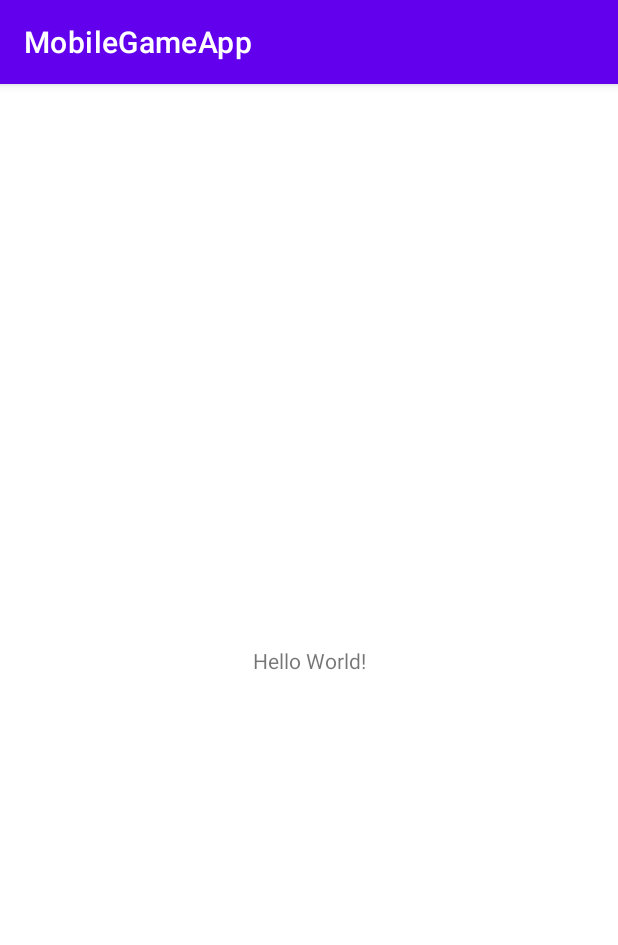
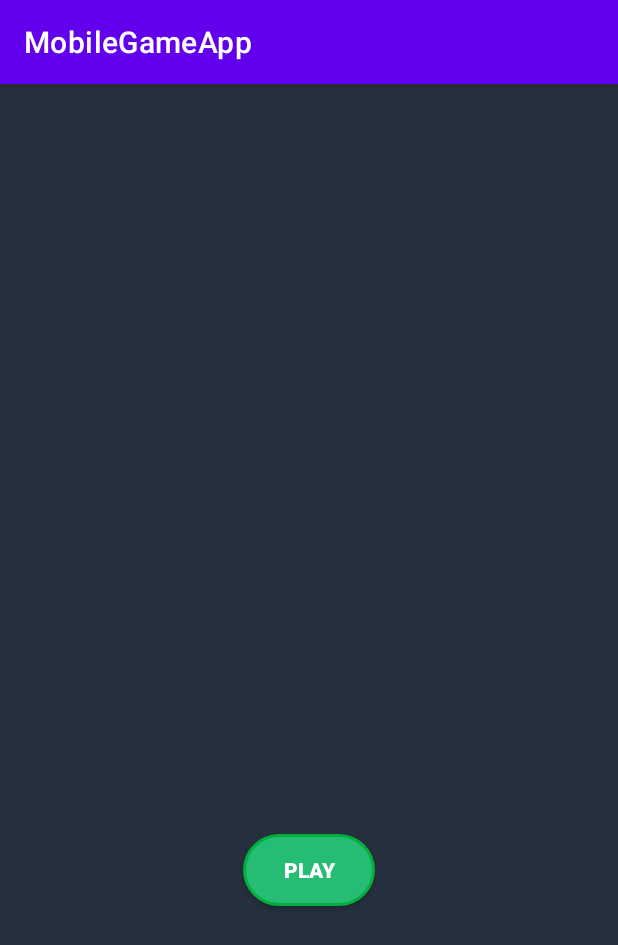
Before and after one commit to S00213963/MobilePatternGameYear3_MAD, an Android app: the screen it shows after launch (MainActivity), on a phone screen of 412 x 824 dp. Shown: the top 945 px of the screen. Run offline under Robolectric (Android 15) with nearby library versions, the phone set to English and light mode, and no system bars.

Commit message:
initial project setup

```diff
--- a/app/src/main/java/com/app/mobilegameapp/MainActivity.java
+++ b/app/src/main/java/com/app/mobilegameapp/MainActivity.java
@@ -2,7 +2,9 @@ package com.app.mobilegameapp;
 
 import androidx.appcompat.app.AppCompatActivity;
 
+import android.content.Intent;
 import android.os.Bundle;
+import android.view.View;
 
 public class MainActivity extends AppCompatActivity {
 
@@ -10,5 +12,19 @@ public class MainActivity extends AppCompatActivity {
     protected void onCreate(Bundle savedInstanceState) {
         super.onCreate(savedInstanceState);
         setContentView(R.layout.activity_main);
+
+
     }
+    public void GameStart(View V)
+    {
+        Intent i = (new Intent(MainActivity.this, Game.class));
+//        i.putExtra("distance", disText);
+//        i.putExtra("calories", calText);
+        startActivity(i);
+
+
+
+    }
+
+
 }
--- /dev/null
+++ b/app/src/main/res/drawable/background.xml
@@ -0,0 +1,8 @@
+<?xml version="1.0" encoding="utf-8"?>
+<selector xmlns:android="http://schemas.android.com/apk/res/android">
+    <item>
+        <shape android:shape="rectangle">
+            <solid android:color="#252f3d"></solid>
+        </shape>
+    </item>
+</selector>
--- /dev/null
+++ b/app/src/main/res/drawable/button.xml
@@ -0,0 +1,31 @@
+<?xml version="1.0" encoding="utf-8"?>
+<selector xmlns:android="http://schemas.android.com/apk/res/android">
+    <item android:state_pressed="false">
+        <shape android:shape="rectangle">
+            <corners android:radius="1000dp" />
+            <solid android:color="#25bc74" />
+            <stroke
+                android:width="2dip"
+                android:color="#03ae3c" />
+            <padding
+                android:bottom="4dp"
+                android:left="4dp"
+                android:right="4dp"
+                android:top="4dp" />
+        </shape>
+    </item>
+    <item android:state_pressed="true">
+        <shape android:shape="rectangle">
+            <corners android:radius="1000dp" />
+            <solid android:color="#3AA76D" />
+            <stroke
+                android:width="2dip"
+                android:color="#03ae3c" />
+            <padding
+                android:bottom="4dp"
+                android:left="4dp"
+                android:right="4dp"
+                android:top="4dp" />
+        </shape>
+    </item>
+</selector>
--- a/app/src/main/res/layout/activity_main.xml
+++ b/app/src/main/res/layout/activity_main.xml
@@ -4,15 +4,28 @@
     xmlns:tools="http://schemas.android.com/tools"
     android:layout_width="match_parent"
     android:layout_height="match_parent"
-    tools:context=".MainActivity">
+    tools:context=".MainActivity"
+    android:background="@drawable/background">
 
-    <TextView
+    <androidx.appcompat.widget.AppCompatButton
+
+        android:id="@+id/button"
         android:layout_width="wrap_content"
         android:layout_height="wrap_content"
-        android:text="Hello World!"
+        android:background="@drawable/button"
+        android:onClick="GameStart"
+        android:text="Play"
+        android:textColor="@color/white"
+        android:textStyle="bold"
         app:layout_constraintBottom_toBottomOf="parent"
         app:layout_constraintEnd_toEndOf="parent"
         app:layout_constraintStart_toStartOf="parent"
-        app:layout_constraintTop_toTopOf="parent" />
+        app:layout_constraintTop_toTopOf="@+id/guideline2" />
 
+    <androidx.constraintlayout.widget.Guideline
+        android:id="@+id/guideline2"
+        android:layout_width="wrap_content"
+        android:layout_height="wrap_content"
+        android:orientation="horizontal"
+        app:layout_constraintGuide_percent="0.36388507" />
 </androidx.constraintlayout.widget.ConstraintLayout>
```
Also changed, not shown: app/src/main/AndroidManifest.xml (+17 -0 lines), app/src/main/java/com/app/mobilegameapp/Game.java (added, +111 -0 lines), app/src/main/java/com/app/mobilegameapp/ScoreBoard.java (added, +14 -0 lines), app/src/main/res/layout-land/activity_game.xml (added, +137 -0 lines), app/src/main/res/layout/activity_game.xml (added, +10 -0 lines), app/src/main/res/layout/activity_score_board.xml (added, +9 -0 lines).
